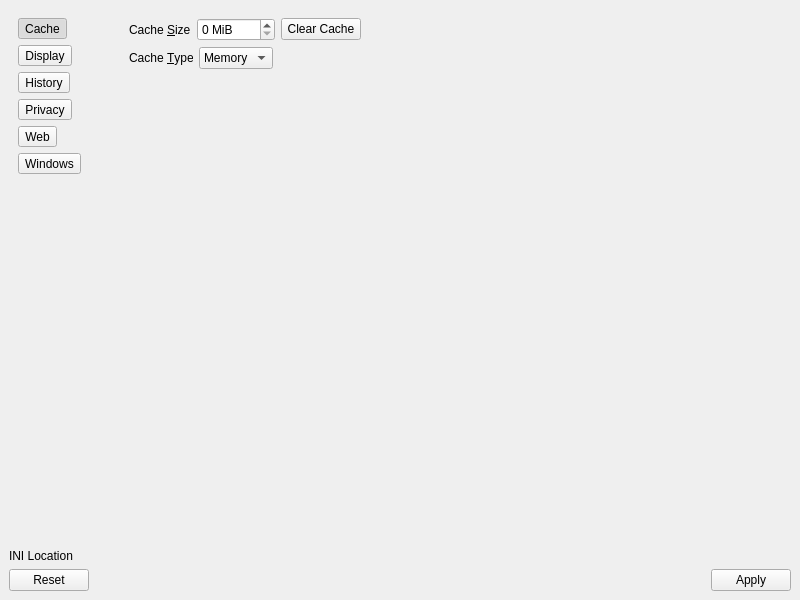
Above: 2.x/UI/dooble_settings.ui from textbrowser/dooble before the change. Below: the same form after it.
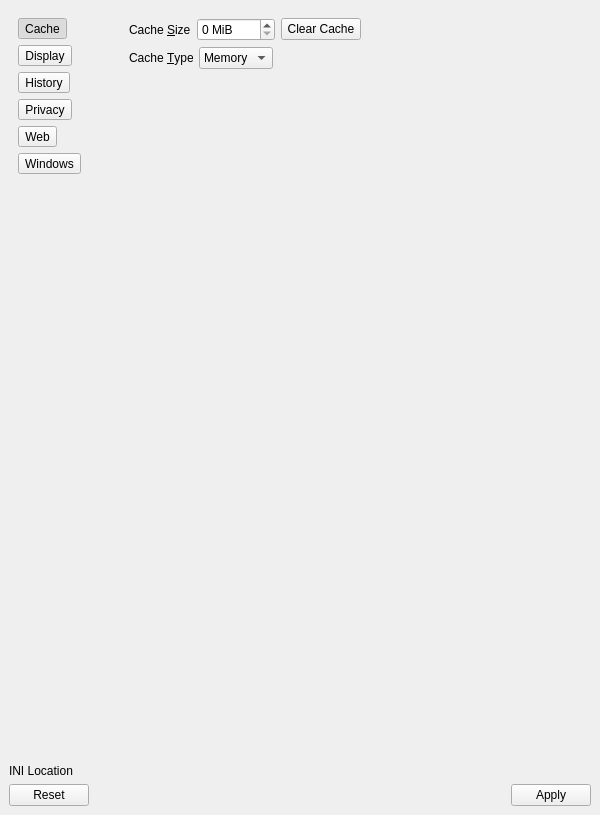
That is the form after the change. Icons and pictures are not drawn.

The edit to the form file:
```diff
--- a/2.x/UI/dooble_settings.ui
+++ b/2.x/UI/dooble_settings.ui
@@ -6,8 +6,8 @@
    <rect>
     <x>0</x>
     <y>0</y>
-    <width>800</width>
-    <height>600</height>
+    <width>600</width>
+    <height>815</height>
    </rect>
   </property>
   <property name="windowTitle">
@@ -47,7 +47,7 @@
            <x>0</x>
            <y>0</y>
            <width>105</width>
-           <height>526</height>
+           <height>741</height>
           </rect>
          </property>
          <layout class="QVBoxLayout" name="verticalLayout">
```
